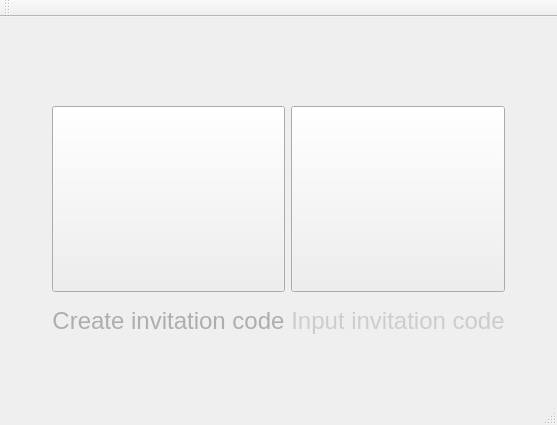
Qt form mainwindow.ui (maoyutao/GwentGame) before a commit.
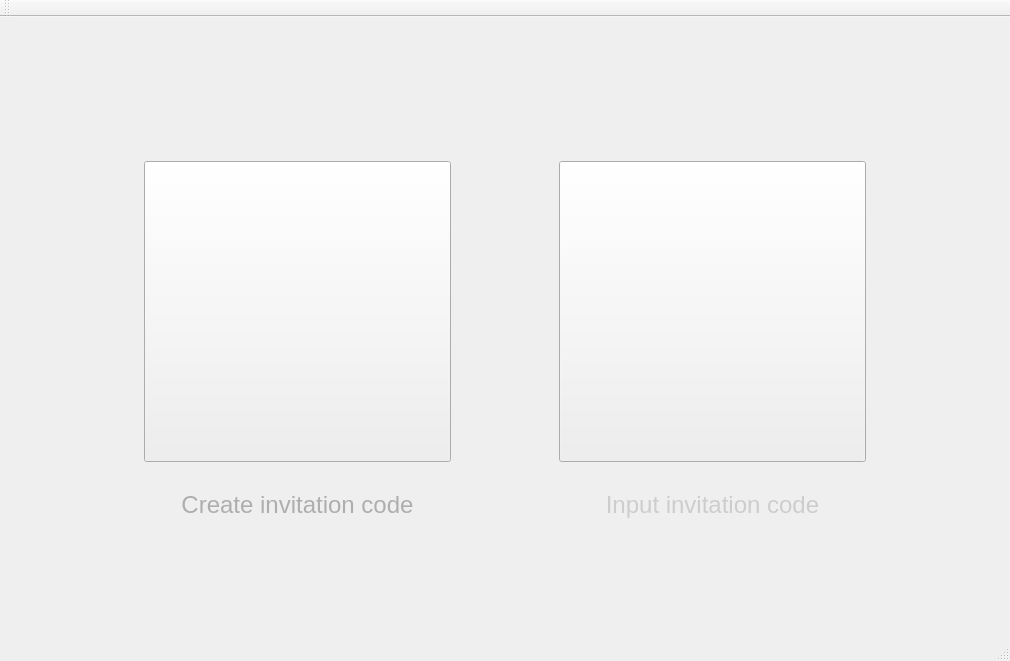
The same form after that commit. Icons and pictures are not drawn. Custom widgets are drawn as their Qt base class.

What changed in the file:
```diff
--- a/mainwindow.ui
+++ b/mainwindow.ui
@@ -6,8 +6,8 @@
    <rect>
     <x>0</x>
     <y>0</y>
-    <width>557</width>
-    <height>425</height>
+    <width>1010</width>
+    <height>661</height>
    </rect>
   </property>
   <property name="sizePolicy">
```
Left out of the diff: 2 changed lines with no effect on the pictures.
